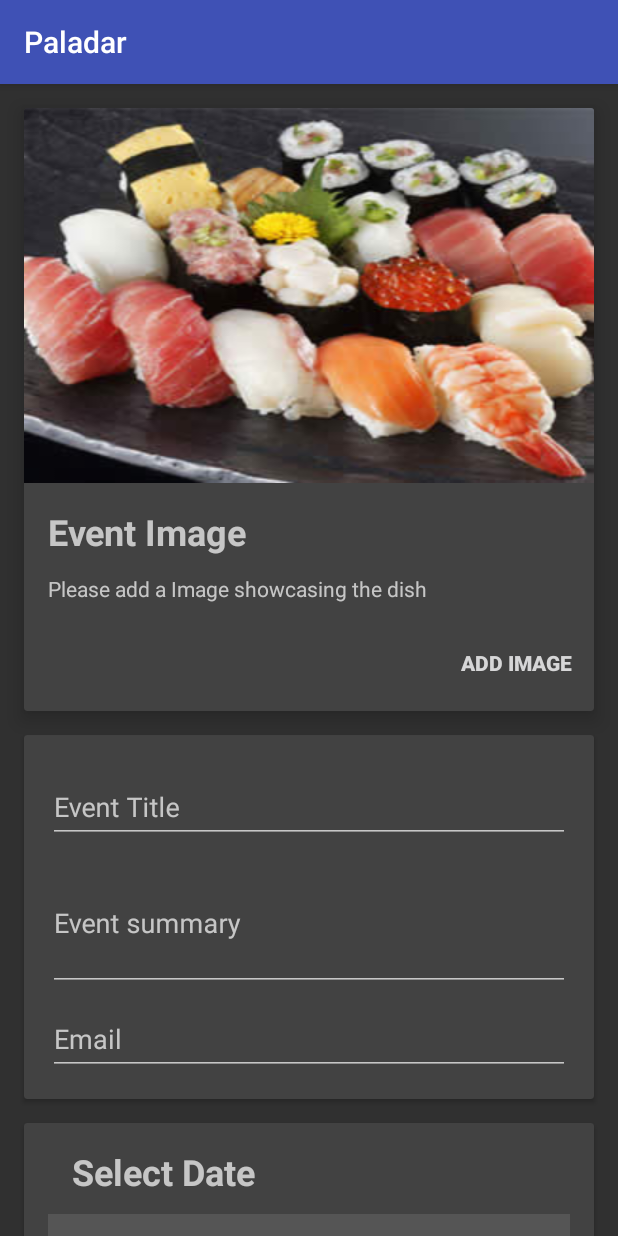
After one commit to afTrolle/Group-4_Developing-Mobile-Applications, an Android app: the fragment EventFragment shown on its own in the app's theme, on a phone screen of 412 x 824 dp. The commit adds this screen. Run offline under Robolectric (Android 15) with nearby library versions, the phone set to English and light mode, and no system bars.

Commit message:
Small bug fixes and also started work on Event creation

```diff
--- a/Android/app/src/main/java/com/group4/paladar/FireBaseLogic/UserHelper.java
+++ b/Android/app/src/main/java/com/group4/paladar/FireBaseLogic/UserHelper.java
@@ -50,6 +50,7 @@ public class UserHelper {
                     Log.i("Signin", "User exists in database");
                     //LoadSettings!
 
+
                     //downloaded user settings from web!
                     user = snapshot.getValue(UserFirebase.class);
 
@@ -59,6 +60,10 @@ public class UserHelper {
                     user = addUserToDatabse(authData);
                 }
 
+
+                if(user.getChef().getIsChefEnabled()){
+                    mActivity.toolbarHelper.enableChefOptions();
+                }
                 setPreferences(user, mActivity);
 
 
@@ -122,6 +127,7 @@ public class UserHelper {
 
     public void onFirebaseLoggedOut(MainActivity mainActivity) {
         userSignedIn = false;
+        mainActivity.toolbarHelper.disableChefOptions();
     }
 
 
@@ -136,7 +142,12 @@ public class UserHelper {
 
             } else if (key.equals("ChefStatus"))
             {
-                user.getChef().setIsChefEnabled(preference.getBoolean(key,false));
+                user.getChef().setIsChefEnabled(preference.getBoolean(key, false));
+                if (user.getChef().getIsChefEnabled()){
+                    mAcivity.toolbarHelper.enableChefOptions();
+                } else {
+                    mAcivity.toolbarHelper.disableChefOptions();
+                }
             } else if (key.equals("ChefAlias"))
             {
                 user.getChef().setAlias( preference.getString(key,"N/A"));
--- a/Android/app/src/main/java/com/group4/paladar/FireBaseStructures/user/UserFirebase.java
+++ b/Android/app/src/main/java/com/group4/paladar/FireBaseStructures/user/UserFirebase.java
@@ -123,7 +123,6 @@ public class UserFirebase {
         }
     }
 
-
     public void setProvider(String provider) {
         this.provider = provider;
     }
@@ -140,4 +139,6 @@ public class UserFirebase {
         this.profileImageUrl = profileImageUrl;
     }
 
+
+
 }
--- a/Android/app/src/main/java/com/group4/paladar/Fragments/FragmentHandler.java
+++ b/Android/app/src/main/java/com/group4/paladar/Fragments/FragmentHandler.java
@@ -47,4 +47,14 @@ public class FragmentHandler {
    }
 
 
+    public  boolean popStack(){
+
+        if (fManager.getBackStackEntryCount() > 0) {
+            fManager.popBackStack();
+            return true;
+        } else {
+            return false;
+        }
+
+    }
 }
--- /dev/null
+++ b/Android/app/src/main/java/com/group4/paladar/Fragments/views/EventFragment.java
@@ -0,0 +1,25 @@
+package com.group4.paladar.Fragments.views;
+
+import android.app.Fragment;
+import android.os.Bundle;
+import android.support.annotation.Nullable;
+import android.view.LayoutInflater;
+import android.view.View;
+import android.view.ViewGroup;
+
+import com.group4.paladar.R;
+
+/**
+ * Created by Surface on 2016-02-26.
+ */
+public class EventFragment extends Fragment {
+
+    @Nullable
+    @Override
+    public View onCreateView(LayoutInflater inflater, ViewGroup container, Bundle savedInstanceState) {
+
+        View root = inflater.inflate(R.layout.fragment_event,container,false);
+
+        return root;
+    }
+}
--- a/Android/app/src/main/java/com/group4/paladar/MainActivity.java
+++ b/Android/app/src/main/java/com/group4/paladar/MainActivity.java
@@ -2,7 +2,6 @@ package com.group4.paladar;
 
 import android.content.SharedPreferences;
 import android.os.Bundle;
-import android.preference.Preference;
 import android.preference.PreferenceManager;
 import android.widget.Toast;
 
@@ -13,6 +12,7 @@ import com.firebase.ui.auth.core.FirebaseLoginError;
 import com.group4.paladar.FireBaseLogic.FirebaseHelper;
 import com.group4.paladar.FireBaseLogic.UserHelper;
 import com.group4.paladar.Fragments.FragmentHandler;
+import com.group4.paladar.Fragments.views.EventFragment;
 import com.group4.paladar.Fragments.views.SearchFragment;
 import com.group4.paladar.Fragments.views.SettingsFragment;
 import com.group4.paladar.Navigation.ToolbarHelper;
@@ -24,7 +24,7 @@ public class MainActivity extends FirebaseLoginBaseActivity implements ToolbarHe
     private UserHelper userHelper = new UserHelper();
 
     //Navigation tools
-    private ToolbarHelper toolbarHelper = new ToolbarHelper();
+    public ToolbarHelper toolbarHelper = new ToolbarHelper();
 
     //Fragment Handler changes the content field
     //aka changes between different views
@@ -93,8 +93,6 @@ public class MainActivity extends FirebaseLoginBaseActivity implements ToolbarHe
         //change sign in navigation item Text to sign out
         toolbarHelper.setSignOut();
 
-
-
     }
 
     //called when logout was successful
@@ -137,7 +135,7 @@ public class MainActivity extends FirebaseLoginBaseActivity implements ToolbarHe
 
     @Override
     public void onCreateEvent() {
-
+        fHandler.changeViewWithBackStack(new EventFragment());
     }
 
     @Override
@@ -167,12 +165,16 @@ public class MainActivity extends FirebaseLoginBaseActivity implements ToolbarHe
 
     }
 
-    /* User Prefernces has been updated localy need to send changes to server also!
-    @Override
-    public void onNewPreference(Preference preference, Object newValue) {
-        Toast.makeText(this,"prefsupdate",Toast.LENGTH_SHORT).show();
-    }
-*/
   /*  -------------------------------- OTHER ------------------------------------------------- */
 
+    @Override
+    public void onBackPressed() {
+
+        if (toolbarHelper.getNavigationDrawer().isDrawerOpen()){
+            toolbarHelper.getNavigationDrawer().closeDrawer();
+            return;
+        }
+
+        super.onBackPressed();
+    }
 }
--- a/Android/app/src/main/java/com/group4/paladar/Navigation/ToolbarHelper.java
+++ b/Android/app/src/main/java/com/group4/paladar/Navigation/ToolbarHelper.java
@@ -68,6 +68,9 @@ public class ToolbarHelper implements Drawer.OnDrawerItemClickListener, AccountH
      * */
     private onNavigationItemClicked handler;
 
+    public Drawer getNavigationDrawer() {
+        return result;
+    }
 
 
     public interface onNavigationItemClicked {
@@ -196,7 +199,6 @@ public class ToolbarHelper implements Drawer.OnDrawerItemClickListener, AccountH
         item_reservation = new PrimaryDrawerItem().withName(R.string.drawer_item_reservation).withIcon(GoogleMaterial.Icon.gmd_calendar_note).withIdentifier(3);
         //chef options
         sectionChef =  new SectionDrawerItem().withName(R.string.drawer_section_ChefOptions).withIdentifier(21);
-        item_createHome = new PrimaryDrawerItem().withName(R.string.drawer_item_createHome).withIcon(GoogleMaterial.Icon.gmd_home).withIdentifier(4);
         item_createEvent = new PrimaryDrawerItem().withName(R.string.drawer_item_createEvent).withIcon(GoogleMaterial.Icon.gmd_calendar).withIdentifier(5);
         //account stuff
         SectionDrawerItem sectionSettings =  new SectionDrawerItem().withName(R.string.drawer_section_userSettings).withIdentifier(22);;
@@ -218,16 +220,15 @@ public class ToolbarHelper implements Drawer.OnDrawerItemClickListener, AccountH
         result.addItem(sectionSettings);
         result.addItem(item_settings);
         result.addItem(item_sign);
-
     }
 
     public void enableChefOptions(){
-        result.addItemsAtPosition(4, sectionChef,item_createHome,item_createEvent);
-
+        result.removeItems(21,  5);
+        result.addItemsAtPosition(5, sectionChef,item_createEvent);
     }
 
     public void disableChefOptions(){
-        result.removeItems(21, 4, 5);
+        result.removeItems(21,  5);
     }
 
     //this is called when Navigation drawer items are clicked
@@ -290,7 +291,6 @@ public class ToolbarHelper implements Drawer.OnDrawerItemClickListener, AccountH
         result.updateItem(item_sign);
     }
 
-
     //account clicked or changed
     //maybe link to settings?
     @Override
@@ -298,4 +298,7 @@ public class ToolbarHelper implements Drawer.OnDrawerItemClickListener, AccountH
         //TODO add link to settings
         return false;
     }
+
+
+
 }
--- /dev/null
+++ b/Android/app/src/main/res/layout/fragment_event.xml
@@ -0,0 +1,239 @@
+<?xml version="1.0" encoding="utf-8"?>
+
+<android.support.design.widget.CoordinatorLayout
+    xmlns:android="http://schemas.android.com/apk/res/android"
+    xmlns:app="http://schemas.android.com/apk/res-auto"
+    android:layout_width="match_parent"
+    android:layout_height="match_parent">
+
+
+    <android.support.v4.widget.NestedScrollView
+        android:id="@+id/activity_main_nestedscrollview"
+        android:layout_width="match_parent"
+        android:layout_height="match_parent"
+        android:fillViewport="true"
+        app:layout_behavior="@string/appbar_scrolling_view_behavior">
+
+        <LinearLayout
+            android:layout_width="match_parent"
+            android:layout_height="match_parent"
+            android:orientation="vertical"
+            android:fillViewport="true">
+
+
+            <android.support.v7.widget.CardView xmlns:android="http://schemas.android.com/apk/res/android"
+                xmlns:app="http://schemas.android.com/apk/res-auto"
+                xmlns:card_view="http://schemas.android.com/apk/res-auto"
+                android:id="@+id/card_view"
+                android:layout_width="match_parent"
+                android:layout_height="wrap_content"
+                android:layout_gravity="center"
+                android:layout_marginBottom="16dp"
+                android:layout_marginLeft="16dp"
+                android:layout_marginRight="16dp"
+                android:layout_marginTop="16dp"
+                app:cardElevation="8dp"
+                card_view:cardCornerRadius="2dp">
+
+            <LinearLayout
+                android:layout_width="match_parent"
+                android:layout_height="wrap_content"
+                android:orientation="vertical">
+
+
+            <ImageView
+                android:id="@+id/iv_map"
+                android:layout_width="match_parent"
+                android:layout_height="wrap_content"
+                android:contentDescription="Assigned delivery boy"
+                android:scaleType="fitXY"
+                android:src="@drawable/sushi" />
+
+                <TextView
+                    android:id="@+id/tv_heading"
+                    android:paddingTop="16dp"
+                    android:paddingLeft="16dp"
+                    android:paddingRight="16dp"
+                    android:paddingBottom="12dp"
+                    android:layout_width="wrap_content"
+                    android:layout_height="wrap_content"
+                    android:text="Event Image"
+                    android:textSize="24sp"
+                    android:textStyle="bold" />
+
+            <TextView
+                android:id="@+id/tv_footer"
+                android:layout_width="wrap_content"
+                android:layout_height="wrap_content"
+                android:paddingLeft="16dp"
+                android:paddingRight="16dp"
+                android:paddingBottom="8dp"
+                android:text="Please add a Image showcasing the dish"
+                android:textSize="14sp" />
+
+                <RelativeLayout
+                    android:layout_width="match_parent"
+                    android:layout_height="wrap_content"
+                    android:layout_gravity="right"
+                    android:padding="8dp"
+                    >
+                    <Button
+                        android:layout_width="wrap_content"
+                        android:layout_height="wrap_content"
+                        android:theme="@style/Widget.AppCompat.Button.Borderless"
+                        android:background="@android:color/transparent"
+                        android:foreground="@android:color/transparent"
+                        android:textColor="@color/md_blue_A400"
+                        android:textStyle="bold"
+
+                        android:layout_alignParentRight="true"
+                        android:gravity="center"
+                        android:text="Add Image"/>
+
+                </RelativeLayout>
+
+        </LinearLayout>
+    </android.support.v7.widget.CardView>
+
+
+
+
+
+
+    <android.support.v7.widget.CardView
+                android:layout_width="match_parent"
+                android:layout_height="wrap_content"
+                android:layout_marginBottom="16dp"
+                android:layout_marginLeft="16dp"
+                android:layout_marginRight="16dp"
+                >
+
+                <LinearLayout
+                    android:layout_width="match_parent"
+                    android:layout_height="wrap_content"
+                    android:orientation="vertical"
+                    android:padding="16dp">
+
+                    <android.support.design.widget.TextInputLayout
+                        android:layout_width="match_parent"
+                        android:layout_height="wrap_content"
+                        >
+
+                        <EditText
+                            android:layout_width="match_parent"
+                            android:layout_height="wrap_content"
+                            android:inputType="textPersonName"
+                            android:hint="Event Title" />
+
+                    </android.support.design.widget.TextInputLayout>
+
+                    <android.support.design.widget.TextInputLayout
+                        android:layout_width="match_parent"
+                        android:layout_height="wrap_content">
+
+                        <EditText
+                            android:layout_width="match_parent"
+                            android:layout_height="wrap_content"
+                            android:inputType="textMultiLine"
+                            android:lines="3"
+                            android:maxLines="5"
+                            android:maxLength="500"
+                            android:hint="Event summary" />
+
+                    </android.support.design.widget.TextInputLayout>
+
+                    <android.support.design.widget.TextInputLayout
+                        android:layout_width="match_parent"
+                        android:layout_height="wrap_content">
+
+                        <EditText
+                            android:layout_width="match_parent"
+                            android:layout_height="wrap_content"
+                            android:inputType="textEmailAddress"
+                            android:hint="Email" />
+
+                    </android.support.design.widget.TextInputLayout>
+
+
+                </LinearLayout>
+
+            </android.support.v7.widget.CardView>
+
+
+            <android.support.v7.widget.CardView
+                android:layout_width="match_parent"
+                android:layout_height="wrap_content"
+                android:layout_marginBottom="16dp"
+                android:layout_marginLeft="16dp"
+                android:layout_marginRight="16dp"
+                >
+
+                <LinearLayout
+                    android:layout_width="match_parent"
+                    android:layout_height="wrap_content"
+                    android:orientation="vertical"
+                    android:padding="16dp">
+
+                    <TextView
+                        android:paddingTop="0dp"
+                        android:paddingLeft="16dp"
+                        android:paddingRight="16dp"
+                        android:paddingBottom="12dp"
+                        android:layout_width="wrap_content"
+                        android:layout_height="wrap_content"
+                        android:text="Select Date"
+                        android:textSize="24sp"
+                        android:textStyle="bold" />
+
+                    <DatePicker
+                        android:id="@+id/date_picker"
+                        android:layout_width="match_parent"
+                        android:calendarViewShown="true"
+                        android:spinnersShown="false"
+                        android:layout_weight="4"
+                        android:layout_height="0dp" />
+
+                </LinearLayout>
+
+            </android.support.v7.widget.CardView>
+
+            <android.support.v7.widget.CardView
+                android:layout_width="match_parent"
+                android:layout_height="wrap_content"
+                android:layout_marginBottom="16dp"
+                android:layout_marginLeft="16dp"
+                android:layout_marginRight="16dp"
+                >
+
+                <LinearLayout
+                    android:layout_width="match_parent"
+                    android:layout_height="wrap_content"
+                    android:orientation="vertical"
+                    android:padding="16dp">
+
+                    <TextView
+                        android:paddingTop="0dp"
+                        android:paddingLeft="16dp"
+                        android:paddingRight="16dp"
+                        android:paddingBottom="12dp"
+                        android:layout_width="wrap_content"
+                        android:layout_height="wrap_content"
+                        android:text="Select Time of day"
+                        android:textSize="24sp"
+                        android:textStyle="bold" />
+
+                    <TimePicker
+                        android:id="@+id/time_picker"
+                        android:layout_weight="4"
+                        android:layout_width="match_parent"
+                        android:layout_height="0dp" />
+
+
+                </LinearLayout>
+
+            </android.support.v7.widget.CardView>
+
+        </LinearLayout>
+
+    </android.support.v4.widget.NestedScrollView>
+</android.support.design.widget.CoordinatorLayout>
```
Also changed, not shown: Android/app/src/main/res/drawable/sushi.jpg (added).
